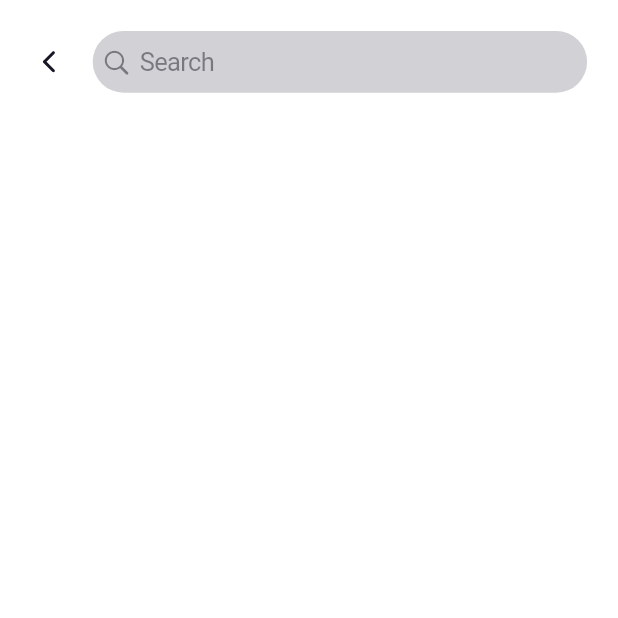
After one commit to Brahm03/Organico, a Flutter app: the SearchView screen opened by its route, on a phone screen of 412 x 824 dp, the top half of it. The commit adds this screen. Run offline on Flutter 3.47's test engine with Material 2 defaults, Android fonts, the light colour scheme and no system bars; our stand-ins replace flutter_bloc, flutter_svg, intl_phone_field, readmore.

Commit message:
Search page was began

```diff
--- a/lib/core/components/styles/allstyles.dart
+++ b/lib/core/components/styles/allstyles.dart
@@ -1,4 +1,4 @@
-
+import 'package:flutter/cupertino.dart';
 import 'package:flutter/material.dart';
 import 'package:organic/core/constants/color/colorConst.dart';
 import 'package:organic/core/constants/fonts/fontStyle.dart';
@@ -25,11 +25,15 @@ class AllStyles {
         fixedSize: Size(width, height));
   }
 
-  productStyel({Color borderColor = Colors.transparent,required Color color}) {
+  productStyel({Color borderColor = Colors.transparent, required Color color}) {
     return BoxDecoration(
       border: Border.all(color: borderColor, width: 1),
       color: color,
       borderRadius: BorderRadius.circular(RadiuConst.large),
     );
   }
+
+  get searchFieldStyle => BoxDecoration(
+      borderRadius: BorderRadius.circular(RadiuConst.extraLarge),
+      color: CupertinoColors.systemGrey4);
 }
--- a/lib/routes/allroutes.dart
+++ b/lib/routes/allroutes.dart
@@ -2,6 +2,7 @@ import 'package:flutter/material.dart';
 import 'package:organic/views/auth/view/main/auth_main.dart';
 import 'package:organic/views/home/view/info_view.dart';
 import 'package:organic/views/home/view/main/main_view.dart';
+import 'package:organic/views/home/view/search_view.dart';
 import 'package:organic/views/splash/view/splashview.dart';
 
 class AllRoutes {
@@ -19,7 +20,11 @@ class AllRoutes {
       case '/main_view':
         return pageReturner(const MainView());
       case '/info_view':
-        return pageReturner(InfoView(product: args as Map,));
+        return pageReturner(InfoView(
+          product: args as Map,
+        ));
+      case '/search_view':
+        return pageReturner(const SearchView());
     }
     return null;
   }
--- a/lib/views/home/view/home_view.dart
+++ b/lib/views/home/view/home_view.dart
@@ -2,6 +2,7 @@ import 'package:flutter/cupertino.dart';
 import 'package:flutter/material.dart';
 import 'package:flutter_bloc/flutter_bloc.dart';
 import 'package:organic/core/components/navigatorService.dart/navigationservice.dart';
+import 'package:organic/core/components/styles/allstyles.dart';
 import 'package:organic/core/constants/PM/PMconst.dart';
 import 'package:organic/core/constants/color/colorConst.dart';
 import 'package:organic/core/constants/fonts/fontStyle.dart';
@@ -46,10 +47,8 @@ class HomeView extends StatelessWidget {
                 child: Column(
                   children: [
                     CupertinoSearchTextField(
-                      decoration: BoxDecoration(
-                          borderRadius:
-                              BorderRadius.circular(RadiuConst.extraLarge),
-                          color: CupertinoColors.systemGrey4),
+                      onTap: () => NavigationService.instance.pushNamed(routeName: '/search_view'),
+                      decoration: AllStyles.instance.searchFieldStyle,
                     ),
                     SizedBox(height: context.h * 0.03),
                     CouponListTileWidget(
--- /dev/null
+++ b/lib/views/home/view/search_view.dart
@@ -0,0 +1,40 @@
+import 'package:flutter/cupertino.dart';
+import 'package:flutter/material.dart';
+import 'package:organic/core/components/navigatorService.dart/navigationservice.dart';
+import 'package:organic/core/components/styles/allstyles.dart';
+import 'package:organic/core/constants/PM/PMconst.dart';
+import 'package:organic/core/constants/icons/iconConst.dart';
+import 'package:organic/extension/size_extension.dart';
+
+class SearchView extends StatelessWidget {
+  const SearchView({Key? key}) : super(key: key);
+
+  @override
+  Widget build(BuildContext context) {
+    return Scaffold(
+      body: SafeArea(child: Column(
+        children: [
+          Padding(
+            padding: EdgeInsets.symmetric(horizontal: context.w * 0.05),
+            child: SizedBox(
+              height: context.h * 0.1,
+              width: context.w,
+              child: Row(
+                children: [
+                  InkWell(onTap: () => NavigationService.instance.pop(),child: IconConst.leftarrow),
+                  const Spacer(),
+                  SizedBox(width: context.w * 0.8,height: context.h * 0.05,child: CupertinoSearchTextField(decoration: AllStyles.instance.searchFieldStyle,))
+                ],
+              ),
+            ),
+          ),
+          Column(
+            children: [
+
+            ],
+          )
+        ],
+      )),
+    );
+  }
+}
```
